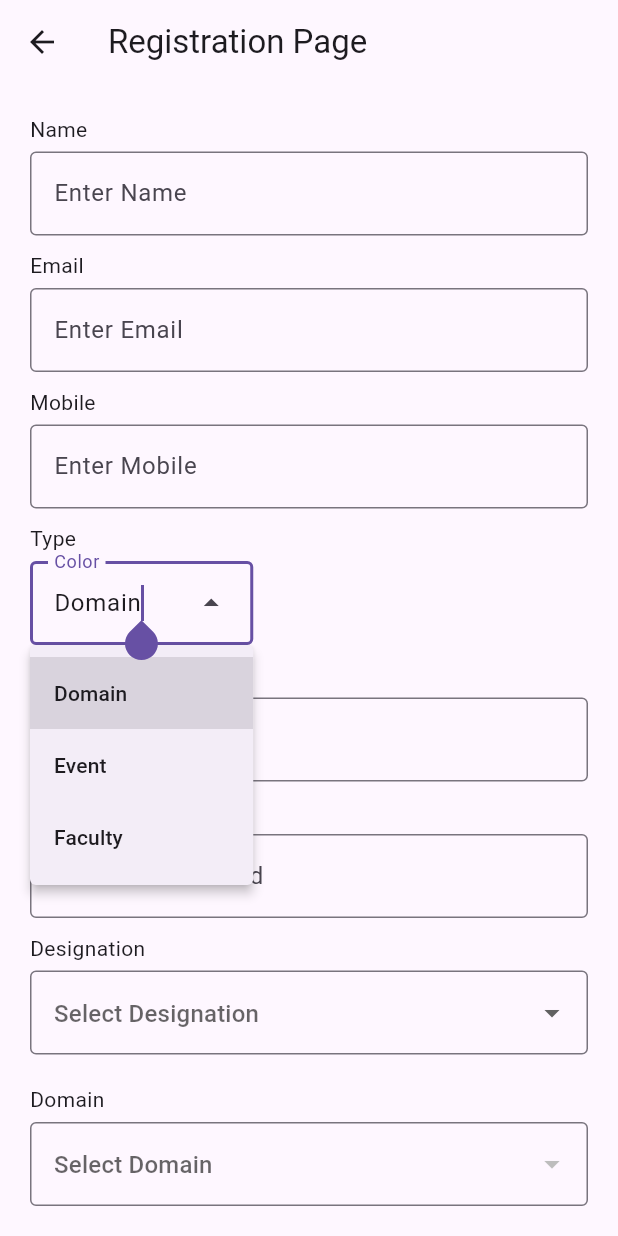
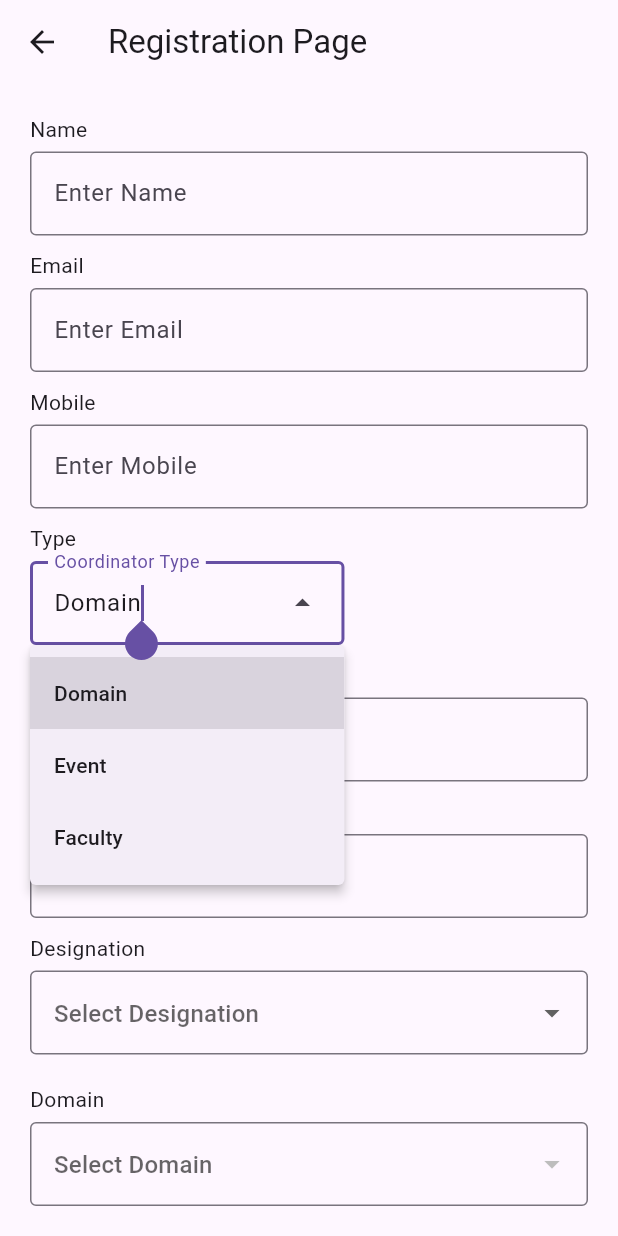
Before and after one commit to Prakhyat05/techFEST24_app, a Flutter app: the RegisterPage screen opened directly, after a tap on "Domain", on a phone screen of 412 x 824 dp. Run offline on Flutter 3.47's test engine with Material 3 defaults, Android fonts, the phone set to English and light mode, and no system bars; network calls fail.

Commit message:
fix: Fixed up the sign in for the third time

```diff
--- a/lib/Domains/DomainPage.dart
+++ b/lib/Domains/DomainPage.dart
@@ -63,8 +63,9 @@ class Domain {
 
   static Future<List<Domain>> getAll() async {
     final resp =
-        await http.get(Uri.parse("${auth.baseUrl}/domain/getAllDomains"));
-
+        await http.get(Uri.parse("${auth.baseUrl}domain/getAllDomains"));
+    print(resp.statusCode);
+    print(resp.body);
     final parsedResp = (jsonDecode(resp.body) as List<dynamic>).cast<Domain>();
 
     return parsedResp;
--- a/lib/Services/Auth.dart
+++ b/lib/Services/Auth.dart
@@ -1,6 +1,7 @@
 import 'dart:convert';
 import 'dart:io';
 
+import 'package:flutter/foundation.dart';
 import 'package:http/http.dart' as http;
 import 'package:http/http.dart';
 import 'package:json_annotation/json_annotation.dart';
@@ -32,22 +33,26 @@ class Auth {
     try {
       resp = await http.post(Uri.parse("$baseUrl/coor/sign-in"),
           body: info.toJson());
-      print(resp);
+      print(resp.body);
     } catch (err) {
       print(err);
       throw err;
     }
     if (resp.statusCode == 200) {
-      final respParsed = jsonDecode(resp.body) as SigninResp;
+      final respParsed = SigninResp.fromJson(jsonDecode(resp.body));
       currentJwt = respParsed.token;
       try {
+        print("${baseUrl}coordinator/getById/${respParsed.coordinatorId}");
         resp = await http
-            .post(Uri.parse("$baseUrl/getById/${respParsed.coordinatorId}"));
+            .get(Uri.parse("${baseUrl}coordinator/getById/${respParsed.coordinatorId}"));
       } catch (err) {
         print(err);
         throw err;
       }
-      currentUser = jsonDecode(resp.body) as Coordinator;
+      print(resp.body);
+      print(jsonDecode(resp.body));
+      currentUser = Coordinator.fromJson(jsonDecode(resp.body)["coordinator"]);
+      print(currentUser);
     } else {
       throw "Failed to authenticate";
     }
@@ -89,9 +94,11 @@ class SigninInfo {
 class SigninResp {
   final String token;
   final String coordinatorId;
-  final String domain;
+  final String coordinatorDomain;
+  final int coordinatorRole;
 
-  SigninResp(this.token, this.coordinatorId, this.domain);
+  SigninResp(this.token, this.coordinatorId, this.coordinatorDomain,
+      this.coordinatorRole);
 
   factory SigninResp.fromJson(Map<String, dynamic> json) =>
       _$SigninRespFromJson(json);
@@ -118,25 +125,25 @@ class SignupInfo {
       this.domain,
       this.event});
 
-  factory SignupResp.fromJson(Map<String, dynamic> json) =>
-      _$SignupRespFromJson(json);
+  factory SignupInfo.fromJson(Map<String, dynamic> json) =>
+      _$SignupInfoFromJson(json);
 
-  Map<String, dynamic> toJson() => _$SignupRespToJson(this);
+  Map<String, dynamic> toJson() => _$SignupInfoToJson(this);
 }
 
 @JsonSerializable()
 class Coordinator {
   @JsonKey(name: "_id")
   final String id;
-  final String name;
-  final String mail;
-  final String phone;
-  final String branch;
-  final String type;
-  final String domain;
+  final String coordinatorName;
+  final String coordinatorEmail;
+  final int coordinatorPhone;
+  final String coordinatorBranch;
+  final String coordinatorType;
+  final String coordinatorDomain;
 
-  Coordinator(this.name, this.mail, this.phone, this.id, this.branch, this.type,
-      this.domain);
+  Coordinator(this.coordinatorName, this.coordinatorEmail, this.coordinatorPhone, this.id, this.coordinatorBranch, this.coordinatorType,
+      this.coordinatorDomain);
 
   factory Coordinator.fromJson(Map<String, dynamic> json) =>
       _$CoordinatorFromJson(json);
--- a/lib/SignupPage.dart
+++ b/lib/SignupPage.dart
@@ -125,7 +125,7 @@ class _RegisterPageState extends State<RegisterPage> {
                 initialSelection:CoordinatorType.Domain,
                 controller: typeController,
                 requestFocusOnTap: true,
-                label: const Text('Color'),
+                label: const Text('Coordinator Type'),
                 dropdownMenuEntries: CoordinatorType.values
                     .map<DropdownMenuEntry<CoordinatorType>>(
                         (CoordinatorType color) {
```
Also changed, not shown: lib/LoginPage.dart (+4 -4 lines), lib/Domains/DomainPage.g.dart (added), lib/Services/Auth.g.dart (added), pubspec.lock.
